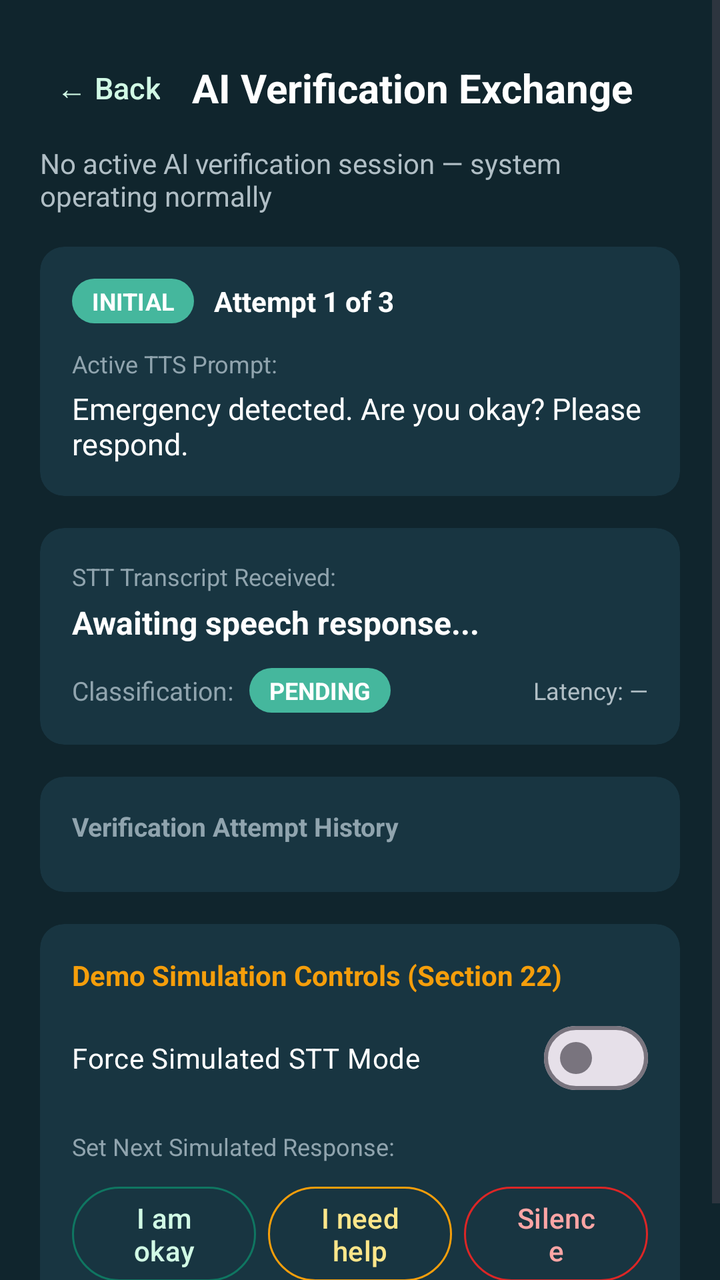
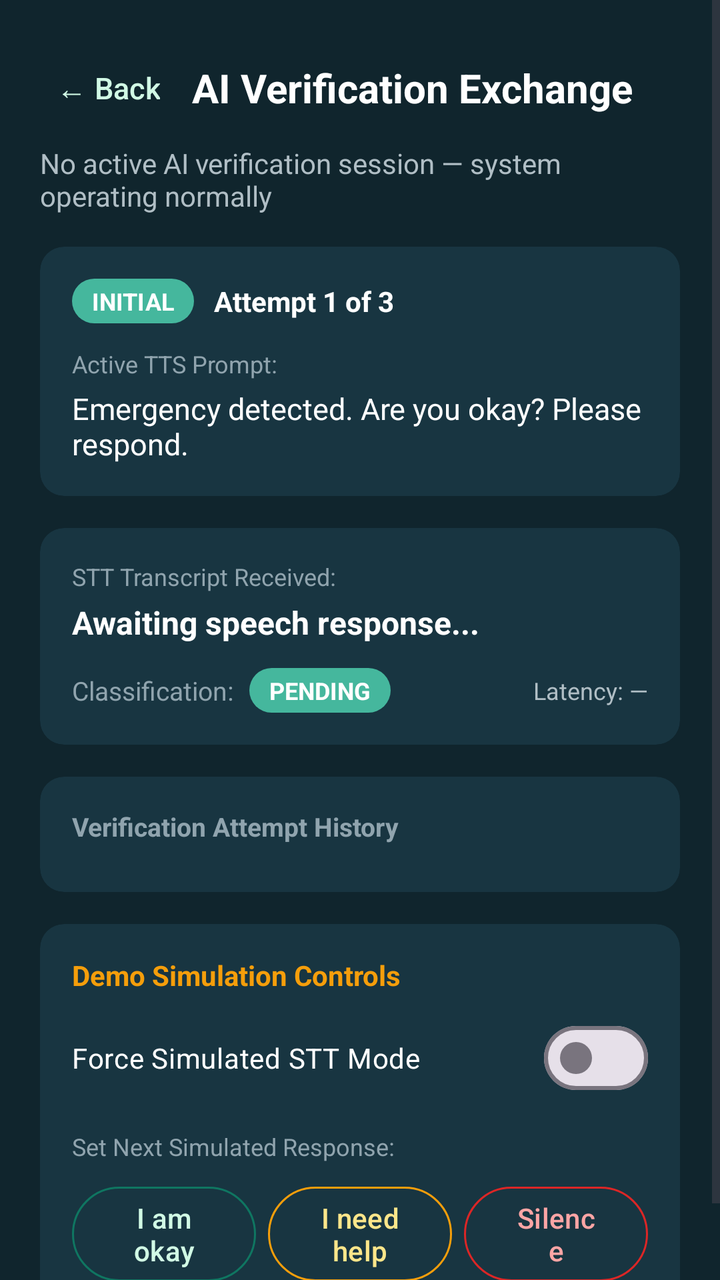

Two renders of the same Android screen: before a commit and after it. Below are the layout's source before the change and the commit's diff.
<!-- AndroidManifest.xml: application theme Theme.OKDrivers -->
<!-- res/layout/fragment_ai_verification.xml -->
<?xml version="1.0" encoding="utf-8"?>
<ScrollView xmlns:android="http://schemas.android.com/apk/res/android"
    xmlns:app="http://schemas.android.com/apk/res-auto"
    android:layout_width="match_parent"
    android:layout_height="match_parent"
    android:background="@color/ok_dark"
    android:fillViewport="true">

    <LinearLayout
        android:layout_width="match_parent"
        android:layout_height="wrap_content"
        android:orientation="vertical"
        android:padding="20dp">

        <LinearLayout
            android:layout_width="match_parent"
            android:layout_height="wrap_content"
            android:gravity="center_vertical"
            android:orientation="horizontal">

            <com.google.android.material.button.MaterialButton
                android:id="@+id/btnBack"
                style="@style/Widget.Material3.Button.TextButton"
                android:layout_width="wrap_content"
                android:layout_height="wrap_content"
                android:minWidth="0dp"
                android:paddingHorizontal="8dp"
                android:text="← Back"
                android:textColor="@color/ok_green_light"
                android:textSize="15sp" />

            <TextView
                android:layout_width="0dp"
                android:layout_height="wrap_content"
                android:layout_marginStart="8dp"
                android:layout_weight="1"
                android:text="AI Verification Exchange"
                android:textColor="@android:color/white"
                android:textSize="20sp"
                android:textStyle="bold" />
        </LinearLayout>

        <TextView
            android:id="@+id/tvOverallStatus"
            android:layout_width="match_parent"
            android:layout_height="wrap_content"
            android:layout_marginTop="4dp"
            android:text="No active AI verification session — system operating normally"
            android:textColor="#B0BEC5"
            android:textSize="14sp" />

        
        <com.google.android.material.card.MaterialCardView
            android:layout_width="match_parent"
            android:layout_height="wrap_content"
            android:layout_marginTop="16dp"
            app:cardBackgroundColor="@color/ok_dark_card"
            app:cardCornerRadius="12dp"
            app:cardElevation="0dp"
            app:strokeWidth="0dp">

            <LinearLayout
                android:layout_width="match_parent"
                android:layout_height="wrap_content"
                android:orientation="vertical"
                android:padding="16dp">

                <LinearLayout
                    android:layout_width="match_parent"
                    android:layout_height="wrap_content"
                    android:gravity="center_vertical"
                    android:orientation="horizontal">

                    <TextView
                        android:id="@+id/tvUrgencyBadge"
                        android:layout_width="wrap_content"
                        android:layout_height="wrap_content"
                        android:background="@drawable/home_status_icon"
                        android:paddingHorizontal="10dp"
                        android:paddingVertical="3dp"
                        android:text="INITIAL"
                        android:textColor="@android:color/white"
                        android:textSize="12sp"
                        android:textStyle="bold" />

                    <TextView
                        android:id="@+id/tvAttemptBadge"
                        android:layout_width="0dp"
                        android:layout_height="wrap_content"
                        android:layout_marginStart="10dp"
                        android:layout_weight="1"
                        android:text="Attempt 1 of 3"
                        android:textColor="@android:color/white"
                        android:textSize="14sp"
                        android:textStyle="bold" />

                    <TextView
                        android:id="@+id/tvListeningStatus"
                        android:layout_width="wrap_content"
                        android:layout_height="wrap_content"
                        android:text="LISTENING..."
                        android:textColor="@color/ok_orange"
                        android:textSize="12sp"
                        android:textStyle="bold"
                        android:visibility="gone" />
                </LinearLayout>

                <TextView
                    android:layout_width="match_parent"
                    android:layout_height="wrap_content"
                    android:layout_marginTop="12dp"
                    android:text="Active TTS Prompt:"
                    android:textColor="#90A4AE"
                    android:textSize="12sp" />

                <TextView
                    android:id="@+id/tvActivePromptText"
                    android:layout_width="match_parent"
                    android:layout_height="wrap_content"
                    android:layout_marginTop="4dp"
                    android:text="Emergency detected. Are you okay? Please respond."
                    android:textColor="@android:color/white"
                    android:textSize="15sp" />

            </LinearLayout>
        </com.google.android.material.card.MaterialCardView>

        
        <com.google.android.material.card.MaterialCardView
            android:layout_width="match_parent"
            android:layout_height="wrap_content"
            android:layout_marginTop="16dp"
            app:cardBackgroundColor="@color/ok_dark_card"
            app:cardCornerRadius="12dp"
            app:cardElevation="0dp"
            app:strokeWidth="0dp">

            <LinearLayout
                android:layout_width="match_parent"
                android:layout_height="wrap_content"
                android:orientation="vertical"
                android:padding="16dp">

                <TextView
                    android:layout_width="match_parent"
                    android:layout_height="wrap_content"
                    android:text="STT Transcript Received:"
                    android:textColor="#90A4AE"
                    android:textSize="12sp" />

                <TextView
                    android:id="@+id/tvLiveTranscript"
                    android:layout_width="match_parent"
                    android:layout_height="wrap_content"
                    android:layout_marginTop="4dp"
                    android:text="Awaiting speech response..."
                    android:textColor="@android:color/white"
                    android:textSize="16sp"
                    android:textStyle="bold" />

                <LinearLayout
                    android:layout_width="match_parent"
                    android:layout_height="wrap_content"
                    android:layout_marginTop="12dp"
                    android:gravity="center_vertical"
                    android:orientation="horizontal">

                    <TextView
                        android:layout_width="wrap_content"
                        android:layout_height="wrap_content"
                        android:text="Classification:"
                        android:textColor="#90A4AE"
                        android:textSize="13sp" />

                    <TextView
                        android:id="@+id/tvClassificationBadge"
                        android:layout_width="wrap_content"
                        android:layout_height="wrap_content"
                        android:layout_marginStart="8dp"
                        android:background="@drawable/home_status_icon"
                        android:paddingHorizontal="10dp"
                        android:paddingVertical="3dp"
                        android:text="PENDING"
                        android:textColor="@android:color/white"
                        android:textSize="12sp"
                        android:textStyle="bold" />

                    <View
                        android:layout_width="0dp"
                        android:layout_height="1dp"
                        android:layout_weight="1" />

                    <TextView
                        android:id="@+id/tvLatencyBadge"
                        android:layout_width="wrap_content"
                        android:layout_height="wrap_content"
                        android:text="Latency: —"
                        android:textColor="#B0BEC5"
                        android:textSize="12sp" />
                </LinearLayout>

            </LinearLayout>
        </com.google.android.material.card.MaterialCardView>

        
        <com.google.android.material.card.MaterialCardView
            android:layout_width="match_parent"
            android:layout_height="wrap_content"
            android:layout_marginTop="16dp"
            app:cardBackgroundColor="@color/ok_dark_card"
            app:cardCornerRadius="12dp"
            app:cardElevation="0dp"
            app:strokeWidth="0dp">

            <LinearLayout
                android:layout_width="match_parent"
                android:layout_height="wrap_content"
                android:orientation="vertical"
                android:padding="16dp">

                <TextView
                    android:layout_width="match_parent"
                    android:layout_height="wrap_content"
                    android:text="Verification Attempt History"
                    android:textColor="#90A4AE"
                    android:textSize="13sp"
                    android:textStyle="bold" />

                <androidx.recyclerview.widget.RecyclerView
                    android:id="@+id/rvAttemptHistory"
                    android:layout_width="match_parent"
                    android:layout_height="wrap_content"
                    android:layout_marginTop="8dp"
                    android:nestedScrollingEnabled="false" />

            </LinearLayout>
        </com.google.android.material.card.MaterialCardView>

        
        <com.google.android.material.card.MaterialCardView
            android:layout_width="match_parent"
            android:layout_height="wrap_content"
            android:layout_marginTop="16dp"
            app:cardBackgroundColor="@color/ok_dark_card"
            app:cardCornerRadius="12dp"
            app:cardElevation="0dp"
            app:strokeWidth="0dp">

            <LinearLayout
                android:layout_width="match_parent"
                android:layout_height="wrap_content"
                android:orientation="vertical"
                android:padding="16dp">

                <TextView
                    android:layout_width="match_parent"
                    android:layout_height="wrap_content"
                    android:text="Demo Simulation Controls (Section 22)"
                    android:textColor="@color/ok_orange"
                    android:textSize="14sp"
                    android:textStyle="bold" />

                <com.google.android.material.materialswitch.MaterialSwitch
                    android:id="@+id/swForceSimulatedMode"
                    android:layout_width="match_parent"
                    android:layout_height="wrap_content"
                    android:layout_marginTop="8dp"
                    android:text="Force Simulated STT Mode"
                    android:textColor="@android:color/white"
                    android:textSize="14sp" />

                <TextView
                    android:layout_width="match_parent"
                    android:layout_height="wrap_content"
                    android:layout_marginTop="12dp"
                    android:text="Set Next Simulated Response:"
                    android:textColor="#90A4AE"
                    android:textSize="12sp" />

                <LinearLayout
                    android:layout_width="match_parent"
                    android:layout_height="wrap_content"
                    android:layout_marginTop="8dp"
                    android:orientation="horizontal">

                    <com.google.android.material.button.MaterialButton
                        android:id="@+id/btnSimulateResponsive"
                        style="@style/Widget.Material3.Button.OutlinedButton"
                        android:layout_width="0dp"
                        android:layout_height="wrap_content"
                        android:layout_weight="1"
                        android:text="I am okay"
                        android:textAllCaps="false"
                        android:textColor="@color/ok_green_light"
                        app:strokeColor="@color/ok_green" />

                    <com.google.android.material.button.MaterialButton
                        android:id="@+id/btnSimulateImpaired"
                        style="@style/Widget.Material3.Button.OutlinedButton"
                        android:layout_width="0dp"
                        android:layout_height="wrap_content"
                        android:layout_marginStart="6dp"
                        android:layout_weight="1"
                        android:text="I need help"
                        android:textAllCaps="false"
                        android:textColor="#FDE68A"
                        app:strokeColor="@color/ok_orange" />

                    <com.google.android.material.button.MaterialButton
                        android:id="@+id/btnSimulateUnresponsive"
                        style="@style/Widget.Material3.Button.OutlinedButton"
                        android:layout_width="0dp"
                        android:layout_height="wrap_content"
                        android:layout_marginStart="6dp"
                        android:layout_weight="1"
                        android:text="Silence"
                        android:textAllCaps="false"
                        android:textColor="#FCA5A5"
                        app:strokeColor="@color/ok_red" />

                </LinearLayout>

            </LinearLayout>
        </com.google.android.material.card.MaterialCardView>

    </LinearLayout>
</ScrollView>
<!-- resources referenced by this layout -->
<resources>
  <color name="ok_dark">#10252D</color>
  <color name="ok_dark_card">#183541</color>
  <color name="ok_green">#0F7661</color>
  <color name="ok_green_light">#D1FAE5</color>
  <color name="ok_orange">#F59E0B</color>
  <color name="ok_red">#DC2626</color>
  <!-- drawable home_status_icon (drawable) -->
  <?xml version="1.0" encoding="utf-8"?>
  <shape xmlns:android="http://schemas.android.com/apk/res/android">
      <corners android:radius="50dp"/>
      <solid android:color="#45B79D"/>
  </shape>
  <style name="Theme.OKDrivers" parent="Base.Theme.OKDrivers" />
  <style name="Base.Theme.OKDrivers" parent="Theme.Material3.DayNight.NoActionBar">
          
          
      </style>
</resources>

<!-- the commit's change to res/layout/fragment_ai_verification.xml (unified diff, before → after) -->
@@ -255,7 +255,7 @@
                 <TextView
                     android:layout_width="match_parent"
                     android:layout_height="wrap_content"
-                    android:text="Demo Simulation Controls (Section 22)"
+                    android:text="Demo Simulation Controls"
                     android:textColor="@color/ok_orange"
                     android:textSize="14sp"
                     android:textStyle="bold" />
